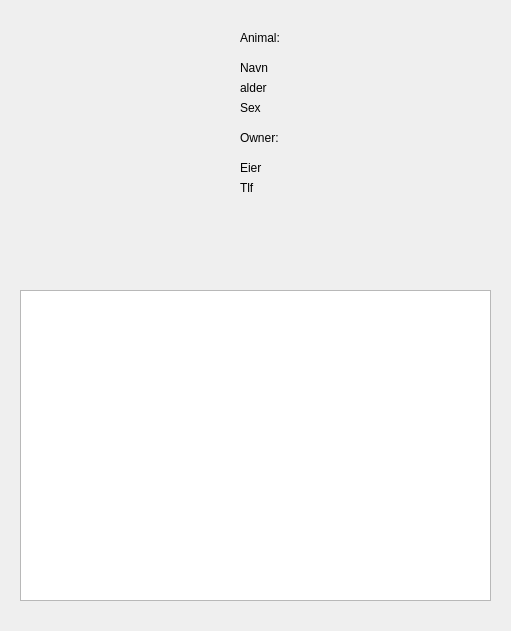
This is CxxProject/cppproject/animalprofilwindow.ui in Kritsi/giterkjipt as Qt 5 draws it before an edit. The edited form follows.
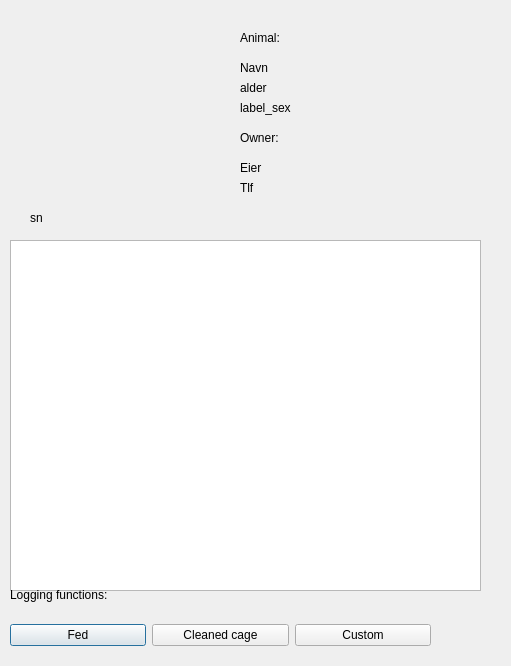
This is the edited form.

What changed in the file:
```diff
--- a/CxxProject/cppproject/animalprofilwindow.ui
+++ b/CxxProject/cppproject/animalprofilwindow.ui
@@ -7,7 +7,7 @@
     <x>0</x>
     <y>0</y>
     <width>511</width>
-    <height>631</height>
+    <height>666</height>
    </rect>
   </property>
   <property name="windowTitle">
@@ -107,11 +107,75 @@
   <widget class="QTableView" name="tableView_log">
    <property name="geometry">
     <rect>
-     <x>20</x>
-     <y>290</y>
+     <x>10</x>
+     <y>240</y>
      <width>471</width>
-     <height>311</height>
+     <height>351</height>
     </rect>
+   </property>
+   <property name="autoScrollMargin">
+    <number>0</number>
+   </property>
+   <property name="showGrid">
+    <bool>false</bool>
+   </property>
+   <property name="cornerButtonEnabled">
+    <bool>true</bool>
+   </property>
+   <attribute name="horizontalHeaderCascadingSectionResizes">
+    <bool>true</bool>
+   </attribute>
+   <attribute name="horizontalHeaderDefaultSectionSize">
+    <number>180</number>
+   </attribute>
+   <attribute name="horizontalHeaderStretchLastSection">
+    <bool>true</bool>
+   </attribute>
+  </widget>
+  <widget class="QWidget" name="horizontalLayoutWidget">
+   <property name="geometry">
+    <rect>
+     <x>10</x>
+     <y>610</y>
+     <width>421</width>
+     <height>51</height>
+    </rect>
+   </property>
+   <layout class="QHBoxLayout" name="horizontalLayout">
+    <item>
+     <widget class="QPushButton" name="btnLogFood">
+      <property name="text">
+       <string>Fed</string>
+      </property>
+     </widget>
+    </item>
+    <item>
+     <widget class="QPushButton" name="btnLogClean">
+      <property name="text">
+       <string>Cleaned cage</string>
+      </property>
+     </widget>
+    </item>
+    <item>
+     <widget class="QPushButton" name="btnLogCustom">
+      <property name="text">
+       <string>Custom</string>
+      </property>
+     </widget>
+    </item>
+   </layout>
+  </widget>
+  <widget class="QLabel" name="label_3">
+   <property name="geometry">
+    <rect>
+     <x>10</x>
+     <y>570</y>
+     <width>112</width>
+     <height>49</height>
+    </rect>
+   </property>
+   <property name="text">
+    <string>Logging functions: </string>
    </property>
   </widget>
   <widget class="QLabel" name="label_sex">
@@ -124,20 +188,20 @@
     </rect>
    </property>
    <property name="text">
-    <string>Sex</string>
+    <string>label_sex</string>
    </property>
   </widget>
   <widget class="QLabel" name="label_specialNeeds">
    <property name="geometry">
     <rect>
      <x>30</x>
-     <y>220</y>
-     <width>441</width>
-     <height>61</height>
+     <y>210</y>
+     <width>431</width>
+     <height>16</height>
     </rect>
    </property>
    <property name="text">
-    <string/>
+    <string>sn</string>
    </property>
   </widget>
  </widget>
```
